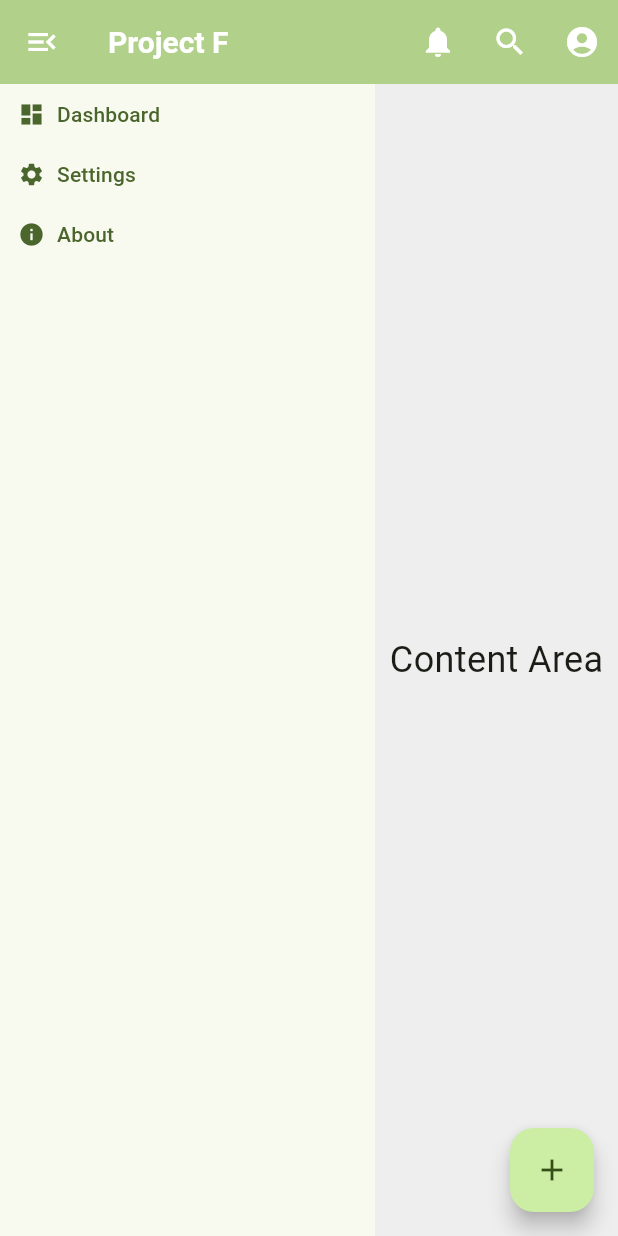
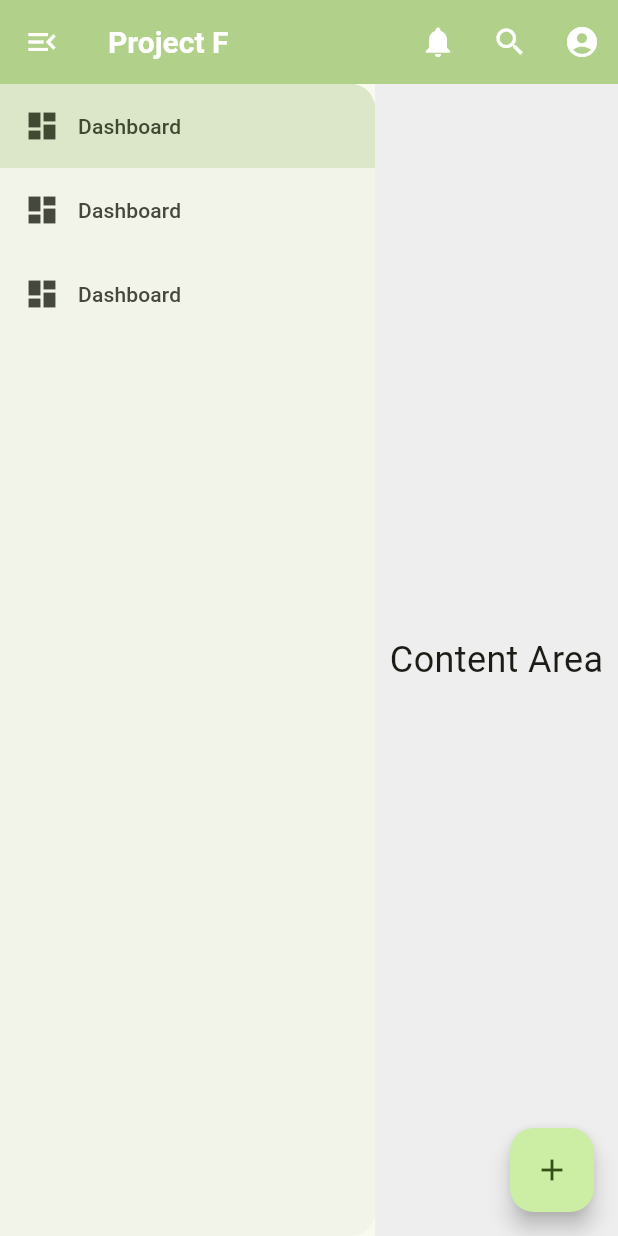
Before and after one commit to lhinxue/project_f, a Flutter app: the screen it shows after launch, on a phone screen of 412 x 824 dp. Run offline on Flutter 3.47's test engine with Material 3 defaults, Android fonts, the phone set to English and light mode, and no system bars.

Commit message:
Project Set Up

```diff
--- a/lib/main.dart
+++ b/lib/main.dart
@@ -71,15 +71,15 @@ class _MyHomePageState extends State<MyHomePage> {
         ),
         actions: [
           IconButton(
-            icon: Icon(Icons.notifications, color: Colors.white),
+            icon: const Icon(Icons.notifications, color: Colors.white),
             onPressed: () {},
           ),
           IconButton(
-            icon: Icon(Icons.search, color: Colors.white),
+            icon: const Icon(Icons.search, color: Colors.white),
             onPressed: () {},
           ),
           IconButton(
-            icon: Icon(Icons.account_circle, color: Colors.white),
+            icon: const Icon(Icons.account_circle, color: Colors.white),
             onPressed: () {},
           ),
         ],
@@ -94,6 +94,14 @@ class _MyHomePageState extends State<MyHomePage> {
           ),
         ),
       ),
+      // drawer: const NavigationDrawer(children: [
+      //   NavigationDrawerDestination(
+      //       icon: Icon(Icons.dashboard), label: Text('Dashboard')),
+      //   NavigationDrawerDestination(
+      //       icon: Icon(Icons.dashboard), label: Text('Dashboard')),
+      //   NavigationDrawerDestination(
+      //       icon: Icon(Icons.dashboard), label: Text('Dashboard'))
+      // ]),
       body: Expanded(
         child: Row(
           children: [
@@ -101,35 +109,29 @@ class _MyHomePageState extends State<MyHomePage> {
             AnimatedContainer(
               duration: const Duration(milliseconds: 300),
               curve: Curves.easeInOut,
-              width: isSidebarExpanded ? 250 : 70,
-              child: Column(
-                crossAxisAlignment: CrossAxisAlignment.start,
-                children: [
-                  // Sidebar Items
-                  SidebarItem(
-                    icon: Icons.dashboard,
-                    label: 'Dashboard',
-                    isExpanded: isSidebarExpanded,
-                  ),
-                  SidebarItem(
-                    icon: Icons.settings,
-                    label: 'Settings',
-                    isExpanded: isSidebarExpanded,
-                  ),
-                  SidebarItem(
-                    icon: Icons.info,
-                    label: 'About',
-                    isExpanded: isSidebarExpanded,
-                  ),
-                  // Add more items here
-                ],
-              ),
+              width: isSidebarExpanded ? 250 : 57,
+              child: NavigationDrawer(
+                  tilePadding: const EdgeInsets.symmetric(horizontal: 0),
+                  indicatorShape: RoundedRectangleBorder(borderRadius: BorderRadius.all(Radius.zero)),
+                  children: [
+                    NavigationDrawerDestination(
+                        icon: const Icon(Icons.dashboard),
+                        label:
+                            isSidebarExpanded ? Text('Dashboard') : Text('')),
+                    NavigationDrawerDestination(
+                        icon: const Icon(Icons.dashboard),
+                        label:
+                            isSidebarExpanded ? Text('Dashboard') : Text('')),
+                    NavigationDrawerDestination(
+                        icon: Icon(Icons.dashboard),
+                        label: isSidebarExpanded ? Text('Dashboard') : Text(''))
+                  ]),
             ),
             // Main Content Area
             Expanded(
               child: Container(
                 color: Colors.grey[200],
-                child: Center(
+                child: const Center(
                   child: Text(
                     'Content Area',
                     style: TextStyle(fontSize: 24),
```
